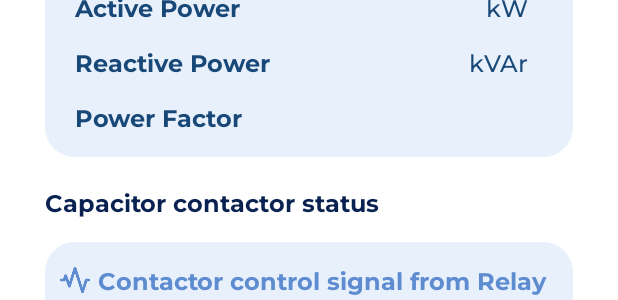
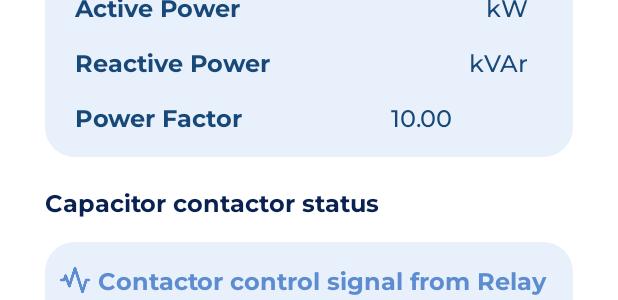
Before and after one commit to thuyhangfr01/capacitor-mobile, an Android app: the layout fragment_home.xml on its own in the app's theme, with its tools: preview values and no code run, on a phone screen of 412 x 824 dp. Shown: the part 511-811 px from the top of the screen. Run offline under Robolectric (Android 15) with nearby library versions, the phone set to English and light mode, and no system bars.

Commit message:
update firebase

```diff
--- a/app/src/main/java/com/codingwithme/meowbottomnavigationbar/activities/MainActivity.kt
+++ b/app/src/main/java/com/codingwithme/meowbottomnavigationbar/activities/MainActivity.kt
@@ -127,7 +127,7 @@ class MainActivity : AppCompatActivity() {
 
     private fun displayData(){
         val rootRef = FirebaseDatabase.getInstance().reference
-        val testRef = rootRef.child("test").orderByChild("TIME").limitToLast(1)
+        val testRef = rootRef.child("euphoria").orderByChild("TIME").limitToLast(1)
         val valueEventListener: ValueEventListener = object : ValueEventListener {
             override fun onDataChange(dataSnapshot: DataSnapshot) {
                 for (ds in dataSnapshot.children) {
--- a/app/src/main/java/com/codingwithme/meowbottomnavigationbar/fragments/HomeFragment.kt
+++ b/app/src/main/java/com/codingwithme/meowbottomnavigationbar/fragments/HomeFragment.kt
@@ -73,7 +73,7 @@ class HomeFragment : Fragment() {
                     val tanSo = ds.child("Frequency").getValue(String::class.java)
                     val csTacDung = ds.child("ActivePowe").getValue(String::class.java)
                     val csPhanKhang = ds.child("ReactivePower").getValue(String::class.java)
-                    val hsCongSuat = ds.child("cosFi").getValue(String::class.java)
+                    val hsCongSuat = ds.child("CosFi").getValue(String::class.java)
                     val stt1 = ds.child("Coil 1").getValue(String::class.java)
                     val stt2 = ds.child("Coil 2").getValue(String::class.java)
                     val stt3 = ds.child("Coil 3").getValue(String::class.java)
--- a/app/src/main/res/layout/fragment_home.xml
+++ b/app/src/main/res/layout/fragment_home.xml
@@ -334,21 +334,12 @@
                 android:id="@+id/hs_congsuat"
                 android:layout_width="wrap_content"
                 android:layout_height="wrap_content"
-                android:textColor="#C83025"
+                android:textColor="@color/colorPrimary"
                 android:textSize="16sp"
+                android:text="10.00"
                 android:fontFamily="@font/mont_mdium"
                 android:layout_alignParentRight="true"
                 android:layout_marginRight="80sp">
-            </TextView>
-            <TextView
-                android:layout_width="wrap_content"
-                android:layout_height="wrap_content"
-                android:text=""
-                android:layout_alignParentRight="true"
-                android:textColor="@color/colorPrimary"
-                android:textSize="16sp"
-                android:fontFamily="@font/mont_mdium"
-                android:layout_marginRight="30sp">
             </TextView>
         </RelativeLayout>
     </RelativeLayout>
--- a/app/src/main/res/values/strings.xml
+++ b/app/src/main/res/values/strings.xml
@@ -1,5 +1,5 @@
 <resources>
-    <string name="app_name">Capacitor App</string>
+    <string name="app_name">Euphoria</string>
     <string name="txtTenTuBu">Capacitor:</string>
     <string name="txtViTri">Installation position:</string>
     <string name="txtViTriChiTiet">Pillar 5H</string>
```
